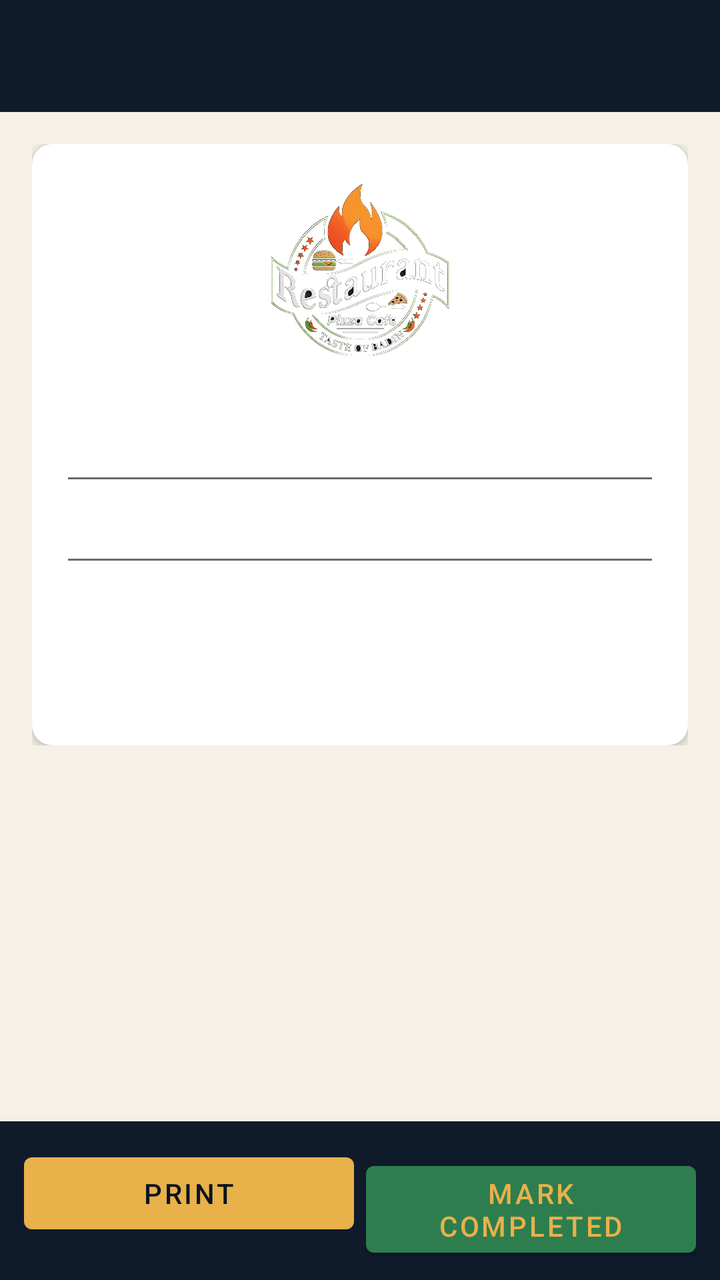
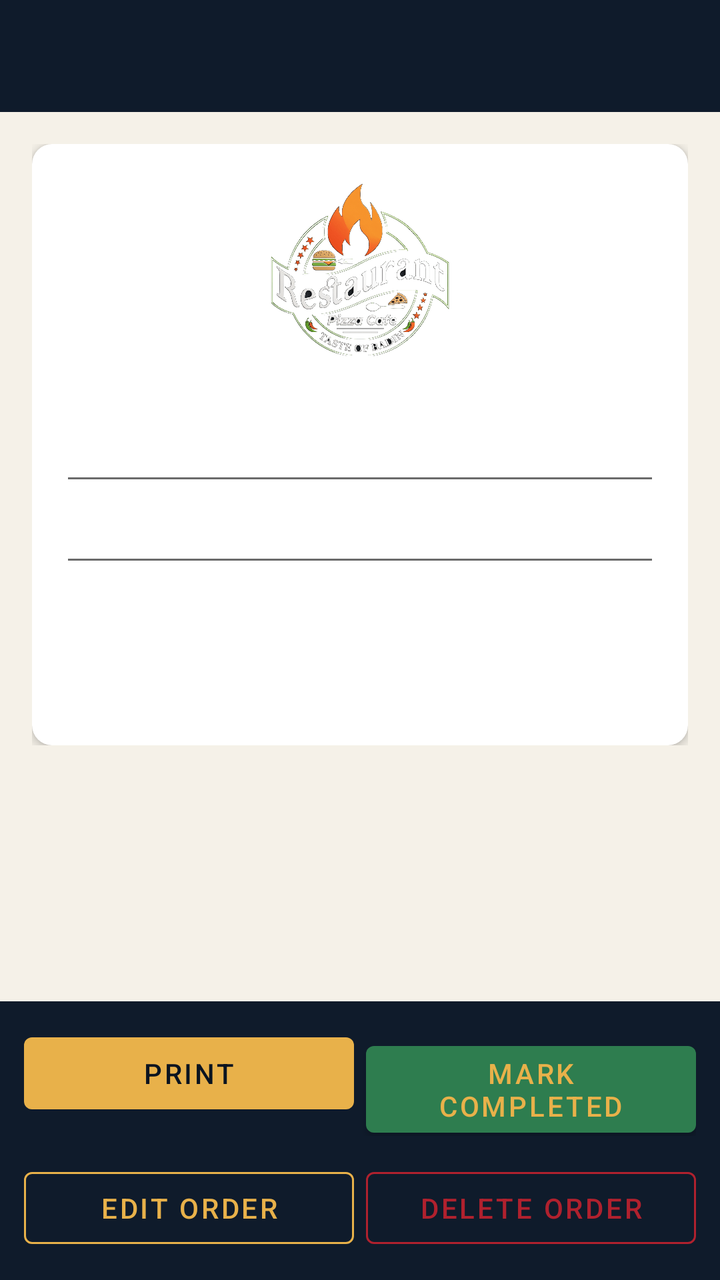

An Android layout rendered at two revisions. The XML below is the earlier revision; the diff shows what the commit changed to produce the second picture.
<!-- AndroidManifest.xml: application theme Theme.PizzaCafe -->
<!-- res/layout/activity_bill.xml -->
<?xml version="1.0" encoding="utf-8"?>
<LinearLayout xmlns:android="http://schemas.android.com/apk/res/android"
    xmlns:app="http://schemas.android.com/apk/res-auto"
    android:layout_width="match_parent"
    android:layout_height="match_parent"
    android:orientation="vertical"
    android:background="@color/light_bg">

    <androidx.appcompat.widget.Toolbar
        android:id="@+id/toolbar"
        android:layout_width="match_parent"
        android:layout_height="?attr/actionBarSize"
        android:background="@color/navy"
        android:titleTextColor="@color/gold"
        android:title="Bill"/>

    <androidx.core.widget.NestedScrollView
        android:layout_width="match_parent"
        android:layout_height="0dp"
        android:layout_weight="1">

        <LinearLayout
            android:layout_width="match_parent"
            android:layout_height="wrap_content"
            android:orientation="vertical"
            android:padding="16dp">

            <com.google.android.material.card.MaterialCardView
                android:layout_width="match_parent"
                android:layout_height="wrap_content"
                app:cardCornerRadius="10dp"
                app:cardElevation="3dp">

                <LinearLayout
                    android:layout_width="match_parent"
                    android:layout_height="wrap_content"
                    android:orientation="vertical"
                    android:padding="18dp">

                    <ImageView
                        android:id="@+id/ivBillLogo"
                        android:layout_width="90dp"
                        android:layout_height="90dp"
                        android:layout_gravity="center_horizontal"
                        android:layout_marginBottom="6dp"
                        android:src="@drawable/logo_pizza_cafe"
                        android:scaleType="centerInside"
                        android:contentDescription="Pizza Cafe logo"/>

                    <TextView
                        android:id="@+id/tvBillHeader"
                        android:layout_width="match_parent"
                        android:layout_height="wrap_content"
                        android:gravity="center"
                        android:textStyle="bold"
                        android:textSize="18sp"
                        android:maxLines="1"
                        android:ellipsize="none"
                        app:autoSizeTextType="uniform"
                        app:autoSizeMinTextSize="10sp"
                        app:autoSizeMaxTextSize="18sp"
                        app:autoSizeStepGranularity="1sp"
                        android:textColor="@color/navy"/>

                    <TextView
                        android:id="@+id/tvBillSub"
                        android:layout_width="match_parent"
                        android:layout_height="wrap_content"
                        android:gravity="center"
                        android:textSize="12sp"
                        android:textColor="@color/text_muted"
                        android:layout_marginBottom="6dp"/>

                    <View
                        android:layout_width="match_parent"
                        android:layout_height="1dp"
                        android:background="@color/text_muted"
                        android:layout_marginTop="6dp"
                        android:layout_marginBottom="6dp"/>

                    <TextView
                        android:id="@+id/tvBillMeta"
                        android:layout_width="match_parent"
                        android:layout_height="wrap_content"
                        android:textSize="13sp"
                        android:textColor="@color/text_dark"
                        android:layout_marginBottom="8dp"/>

                    <LinearLayout
                        android:id="@+id/billItemsContainer"
                        android:layout_width="match_parent"
                        android:layout_height="wrap_content"
                        android:orientation="vertical"/>

                    <View
                        android:layout_width="match_parent"
                        android:layout_height="1dp"
                        android:background="@color/text_muted"
                        android:layout_marginTop="8dp"
                        android:layout_marginBottom="8dp"/>

                    <TextView
                        android:id="@+id/tvSubtotal"
                        android:layout_width="match_parent"
                        android:layout_height="wrap_content"
                        android:textSize="14sp"
                        android:gravity="end"/>

                    <TextView
                        android:id="@+id/tvDeliveryCharge"
                        android:layout_width="match_parent"
                        android:layout_height="wrap_content"
                        android:textSize="14sp"
                        android:gravity="end"/>

                    <TextView
                        android:id="@+id/tvDiscount"
                        android:layout_width="match_parent"
                        android:layout_height="wrap_content"
                        android:textSize="14sp"
                        android:textColor="@color/cafe_green"
                        android:gravity="end"
                        android:visibility="gone"/>

                    <TextView
                        android:id="@+id/tvGrandTotal"
                        android:layout_width="match_parent"
                        android:layout_height="wrap_content"
                        android:textSize="18sp"
                        android:textStyle="bold"
                        android:textColor="@color/cafe_red"
                        android:gravity="end"
                        android:layout_marginTop="4dp"/>
                </LinearLayout>
            </com.google.android.material.card.MaterialCardView>
        </LinearLayout>
    </androidx.core.widget.NestedScrollView>

    <LinearLayout
        android:layout_width="match_parent"
        android:layout_height="wrap_content"
        android:orientation="horizontal"
        android:background="@color/navy"
        android:padding="12dp">

        <com.google.android.material.button.MaterialButton
            android:id="@+id/btnPrint"
            android:layout_width="0dp"
            android:layout_height="wrap_content"
            android:layout_weight="1"
            android:layout_marginEnd="6dp"
            android:text="Print"
            app:backgroundTint="@color/gold"
            android:textColor="@color/navy_dark"/>

        <com.google.android.material.button.MaterialButton
            android:id="@+id/btnComplete"
            android:layout_width="0dp"
            android:layout_height="wrap_content"
            android:layout_weight="1"
            android:text="Mark Completed"
            app:backgroundTint="@color/cafe_green"/>
    </LinearLayout>

</LinearLayout>
<!-- resources referenced by this layout -->
<resources>
  <color name="cafe_green">#2E7D4F</color>
  <color name="cafe_red">#B0212E</color>
  <color name="gold">#E8B14A</color>
  <color name="light_bg">#F5F1E8</color>
  <color name="navy">#0F1B2B</color>
  <color name="navy_dark">#0A1420</color>
  <color name="text_dark">#1A1A1A</color>
  <color name="text_muted">#6B6B6B</color>
  <!-- drawable logo_pizza_cafe: png bitmap (drawable, 157665 bytes) -->
  <style name="Theme.PizzaCafe" parent="Theme.MaterialComponents.DayNight.NoActionBar">
          <item name="colorPrimary">@color/navy</item>
          <item name="colorPrimaryVariant">@color/navy_dark</item>
          <item name="colorOnPrimary">@color/gold</item>
          <item name="colorSecondary">@color/cafe_red</item>
          <item name="colorSecondaryVariant">@color/cafe_red</item>
          <item name="colorOnSecondary">@color/white</item>
          <item name="android:windowBackground">@color/light_bg</item>
          <item name="android:statusBarColor">@color/navy_dark</item>
      </style>
  <color name="white">#FFFFFF</color>
</resources>

<!-- the commit's change to res/layout/activity_bill.xml (unified diff, before → after) -->
@@ -86,6 +86,18 @@
                         android:textColor="@color/text_dark"
                         android:layout_marginBottom="8dp"/>
 
+                    <TextView
+                        android:id="@+id/tvCancelledBanner"
+                        android:layout_width="match_parent"
+                        android:layout_height="wrap_content"
+                        android:background="@color/cafe_red"
+                        android:textColor="@color/white"
+                        android:textStyle="bold"
+                        android:textSize="13sp"
+                        android:padding="8dp"
+                        android:layout_marginBottom="8dp"
+                        android:visibility="gone"/>
+
                     <LinearLayout
                         android:id="@+id/billItemsContainer"
                         android:layout_width="match_parent"
@@ -160,6 +172,38 @@
             android:layout_weight="1"
             android:text="Mark Completed"
             app:backgroundTint="@color/cafe_green"/>
+
     </LinearLayout>
 
+    <LinearLayout
+        android:layout_width="match_parent"
+        android:layout_height="wrap_content"
+        android:orientation="horizontal"
+        android:background="@color/navy"
+        android:paddingStart="12dp"
+        android:paddingEnd="12dp"
+        android:paddingBottom="12dp">
+
+        <com.google.android.material.button.MaterialButton
+            android:id="@+id/btnEdit"
+            style="@style/Widget.MaterialComponents.Button.OutlinedButton"
+            android:layout_width="0dp"
+            android:layout_height="wrap_content"
+            android:layout_weight="1"
+            android:layout_marginEnd="6dp"
+            android:text="Edit Order"
+            android:textColor="@color/gold"
+            app:strokeColor="@color/gold"/>
+
+        <com.google.android.material.button.MaterialButton
+            android:id="@+id/btnDelete"
+            style="@style/Widget.MaterialComponents.Button.OutlinedButton"
+            android:layout_width="0dp"
+            android:layout_height="wrap_content"
+            android:layout_weight="1"
+            android:text="Delete Order"
+            android:textColor="@color/cafe_red"
+            app:strokeColor="@color/cafe_red"/>
+    </LinearLayout>
+
 </LinearLayout>
